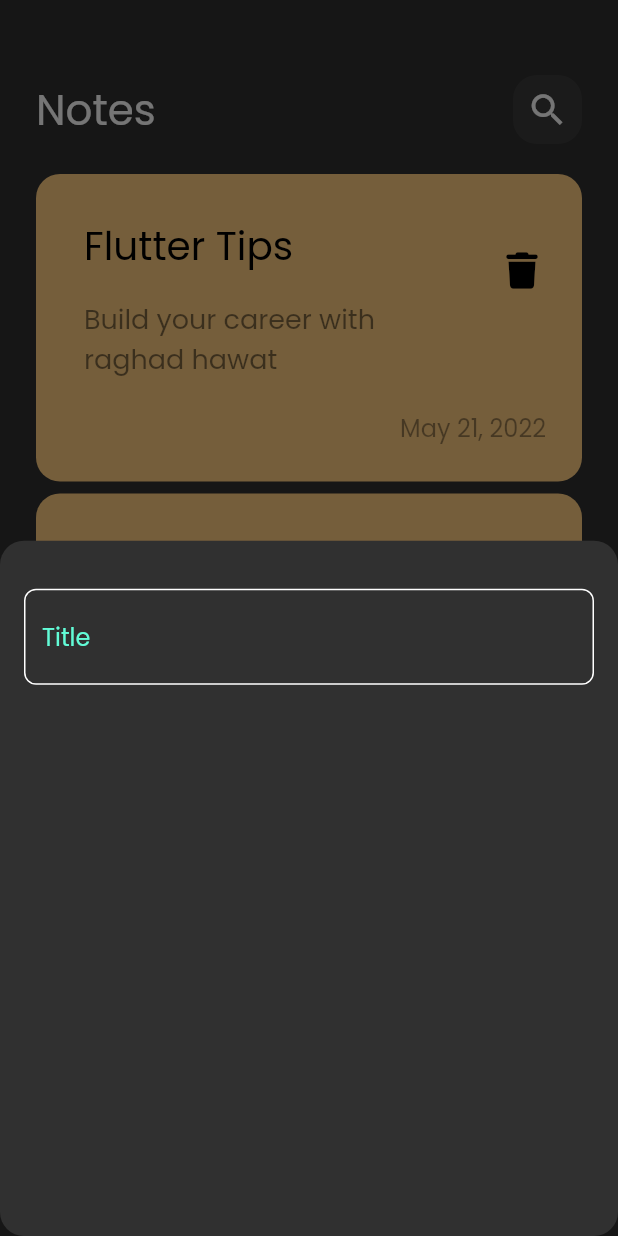
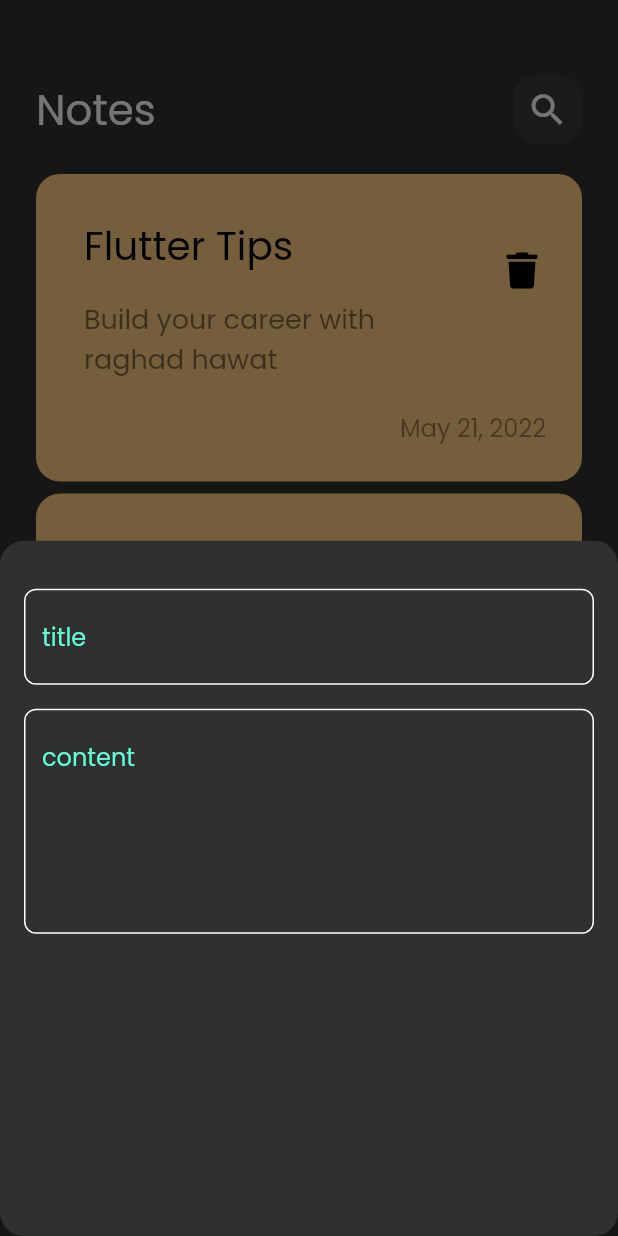
Before and after one commit to raghadhawat/notes_app, a Flutter app: the screen it shows after launch, after a tap on the "add" icon, on a phone screen of 412 x 824 dp. Run offline on Flutter 3.47's test engine with Material 2 defaults, Android fonts, the phone set to English and light mode, and no system bars; our stand-ins replace font_awesome_flutter.

Commit message:
add fields to note buttom sheet

```diff
--- a/lib/views/widgets/Custom_text_field.dart
+++ b/lib/views/widgets/Custom_text_field.dart
@@ -2,14 +2,16 @@ import 'package:flutter/material.dart';
 import 'package:notes_app/constants.dart';
 
 class CustomTextField extends StatelessWidget {
-  const CustomTextField({super.key});
-
+  const CustomTextField({super.key, required this.hint, this.maxLines = 1});
+  final String hint;
+  final int maxLines;
   @override
   Widget build(BuildContext context) {
     return TextField(
       cursorColor: kPrimaryColor,
+      maxLines: maxLines,
       decoration: InputDecoration(
-        hintText: 'Title',
+        hintText: hint,
         hintStyle: const TextStyle(
           color: kPrimaryColor,
         ),
--- a/lib/views/widgets/add_note_buttom_sheet.dart
+++ b/lib/views/widgets/add_note_buttom_sheet.dart
@@ -15,7 +15,16 @@ class AddNoteButtomSheet extends StatelessWidget {
           SizedBox(
             height: 32,
           ),
-          CustomTextField(),
+          CustomTextField(
+            hint: 'title',
+          ),
+          SizedBox(
+            height: 16,
+          ),
+          CustomTextField(
+            hint: 'content',
+            maxLines: 5,
+          )
         ],
       ),
     );
```
